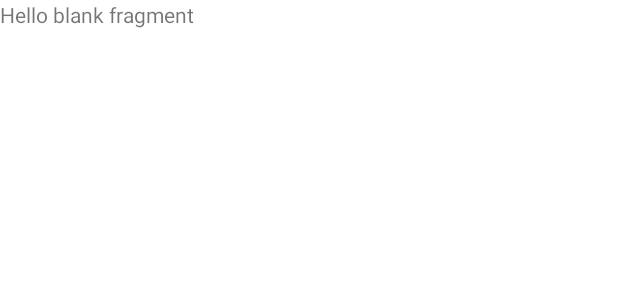
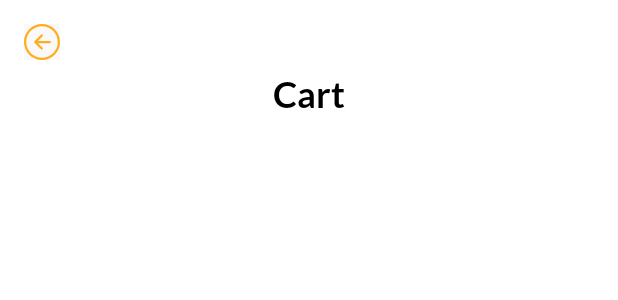
Before and after one commit to RajenderMohan/OrderEats_App, an Android app: the layout fragment_menu_bottom_sheet.xml on its own in the app's theme, with its tools: preview values and no code run, on a phone screen of 412 x 824 dp. Shown: the top 300 px of the screen. Run offline under Robolectric (Android 15) with nearby library versions, the light colour scheme and no system bars.

Commit message:
Commit 8

```diff
--- a/OrderEats/app/build.gradle.kts
+++ b/OrderEats/app/build.gradle.kts
@@ -52,6 +52,7 @@ dependencies {
     implementation(libs.androidx.navigation.ui.ktx)
     implementation(libs.androidx.fragment)
     implementation(libs.androidx.cardview)
+    implementation(libs.androidx.recyclerview)
     testImplementation(libs.junit)
     androidTestImplementation(libs.androidx.junit)
     androidTestImplementation(libs.androidx.espresso.core)
--- a/OrderEats/app/src/main/res/drawable/arrow_left_icon.xml
+++ b/OrderEats/app/src/main/res/drawable/arrow_left_icon.xml
@@ -1,5 +1,5 @@
 <vector xmlns:android="http://schemas.android.com/apk/res/android" android:height="24dp" android:viewportHeight="32" android:viewportWidth="32" android:width="24dp">
 
-    <path android:fillColor="#000000" android:fillType="evenOdd" android:pathData="M23,15L12.414,15L16.536,10.88C16.926,10.49 16.926,9.86 16.536,9.46C16.145,9.07 15.512,9.07 15.121,9.46L9.464,15.12C9.225,15.36 9.15,15.69 9.205,16C9.15,16.31 9.225,16.64 9.464,16.88L15.121,22.54C15.512,22.93 16.145,22.93 16.536,22.54C16.926,22.15 16.926,21.51 16.536,21.12L12.414,17L23,17C23.552,17 24,16.55 24,16C24,15.45 23.552,15 23,15L23,15ZM16,30C8.268,30 2,23.73 2,16C2,8.27 8.268,2 16,2C23.732,2 30,8.27 30,16C30,23.73 23.732,30 16,30L16,30ZM16,0C7.164,0 0,7.16 0,16C0,24.84 7.164,32 16,32C24.836,32 32,24.84 32,16C32,7.16 24.836,0 16,0L16,0Z" android:strokeColor="#00000000" android:strokeWidth="1"/>
+    <path android:fillColor="@color/icon_color" android:fillType="evenOdd" android:pathData="M23,15L12.414,15L16.536,10.88C16.926,10.49 16.926,9.86 16.536,9.46C16.145,9.07 15.512,9.07 15.121,9.46L9.464,15.12C9.225,15.36 9.15,15.69 9.205,16C9.15,16.31 9.225,16.64 9.464,16.88L15.121,22.54C15.512,22.93 16.145,22.93 16.536,22.54C16.926,22.15 16.926,21.51 16.536,21.12L12.414,17L23,17C23.552,17 24,16.55 24,16C24,15.45 23.552,15 23,15L23,15ZM16,30C8.268,30 2,23.73 2,16C2,8.27 8.268,2 16,2C23.732,2 30,8.27 30,16C30,23.73 23.732,30 16,30L16,30ZM16,0C7.164,0 0,7.16 0,16C0,24.84 7.164,32 16,32C24.836,32 32,24.84 32,16C32,7.16 24.836,0 16,0L16,0Z" android:strokeColor="#00000000" android:strokeWidth="1"/>
 
 </vector>
--- a/OrderEats/app/src/main/res/layout/fragment_home.xml
+++ b/OrderEats/app/src/main/res/layout/fragment_home.xml
@@ -44,11 +44,11 @@
             android:text="Populer"
             android:textSize="18sp"
             android:textStyle="bold"
-            app:layout_constraintBaseline_toBaselineOf="@+id/textView16"
+            app:layout_constraintBaseline_toBaselineOf="@+id/viewAllMenu"
             app:layout_constraintStart_toStartOf="parent" />
 
         <TextView
-            android:id="@+id/textView16"
+            android:id="@+id/viewAllMenu"
             android:layout_width="wrap_content"
             android:layout_height="wrap_content"
             android:layout_marginTop="16dp"
@@ -76,7 +76,7 @@
     android:nestedScrollingEnabled="false"
     app:layout_constraintEnd_toEndOf="parent"
     app:layout_constraintStart_toStartOf="parent"
-    app:layout_constraintTop_toBottomOf="@+id/textView16"
+    app:layout_constraintTop_toBottomOf="@+id/viewAllMenu"
     app:layout_constraintBottom_toBottomOf="parent"
     android:layout_marginBottom="16dp" />
     <!-- Optional: Add some bottom margin -->
--- a/OrderEats/app/src/main/res/layout/fragment_menu_bottom_sheet.xml
+++ b/OrderEats/app/src/main/res/layout/fragment_menu_bottom_sheet.xml
@@ -1,14 +1,38 @@
 <?xml version="1.0" encoding="utf-8"?>
-<FrameLayout xmlns:android="http://schemas.android.com/apk/res/android"
+<LinearLayout
+    xmlns:android="http://schemas.android.com/apk/res/android"
     xmlns:tools="http://schemas.android.com/tools"
     android:layout_width="match_parent"
-    android:layout_height="match_parent"
+    android:layout_height="wrap_content"
+    android:orientation="vertical"
+    android:background="@color/white"
     tools:context=".Fragment.menuBottomSheetFragment">
 
     <!-- TODO: Update blank fragment layout -->
+    <ImageButton
+        android:id="@+id/buttonBack"
+        android:layout_width="24dp"
+        android:layout_height="24dp"
+        android:layout_marginTop="16dp"
+        android:layout_marginLeft="16dp"
+        android:background="@color/transparent"
+        android:src="@drawable/arrow_left_icon"
+        />
+
     <TextView
         android:layout_width="match_parent"
         android:layout_height="match_parent"
-        android:text="@string/hello_blank_fragment" />
+        android:layout_marginTop="8dp"
+        android:gravity="center"
+        android:text="Cart"
+        android:textSize="24sp"
+        android:textColor="@color/black"
+        android:fontFamily="@font/lato_bold"
+        />
 
-</FrameLayout>
+    <androidx.recyclerview.widget.RecyclerView
+        android:id="@+id/menuRecyclerView"
+        android:layout_width="match_parent"
+        android:layout_height="match_parent" />
+
+</LinearLayout>
--- a/OrderEats/app/src/main/res/layout/populer_item.xml
+++ b/OrderEats/app/src/main/res/layout/populer_item.xml
@@ -71,7 +71,6 @@
                 android:layout_marginLeft="8dp"
                 android:scaleType="centerCrop"
                 android:src="@drawable/burger"
-
                 app:layout_constraintBottom_toBottomOf="parent"
                 app:layout_constraintStart_toStartOf="parent"
                 app:layout_constraintTop_toTopOf="parent" />
--- a/OrderEats/app/src/main/res/values/colors.xml
+++ b/OrderEats/app/src/main/res/values/colors.xml
@@ -6,4 +6,5 @@
     <color name="Start_color">#53E88b</color>
     <color name="End_color">#15BE77</color>
     <color name="transparent">#FAF8F8</color>
+    <color name="icon_color">#FEAD1D</color>
 </resources>
--- a/OrderEats/gradle/libs.versions.toml
+++ b/OrderEats/gradle/libs.versions.toml
@@ -13,6 +13,7 @@ navigationFragmentKtx = "2.9.2"
 navigationUiKtx = "2.9.2"
 fragment = "1.8.8"
 cardview = "1.0.0"
+recyclerview = "1.4.0"
 
 [libraries]
 androidx-core-ktx = { group = "androidx.core", name = "core-ktx", version.ref = "coreKtx" }
@@ -27,6 +28,7 @@ androidx-navigation-fragment-ktx = { group = "androidx.navigation", name = "navi
 androidx-navigation-ui-ktx = { group = "androidx.navigation", name = "navigation-ui-ktx", version.ref = "navigationUiKtx" }
 androidx-fragment = { group = "androidx.fragment", name = "fragment", version.ref = "fragment" }
 androidx-cardview = { group = "androidx.cardview", name = "cardview", version.ref = "cardview" }
+androidx-recyclerview = { group = "androidx.recyclerview", name = "recyclerview", version.ref = "recyclerview" }
 
 [plugins]
 android-application = { id = "com.android.application", version.ref = "agp" }
```
Also changed, not shown: OrderEats/app/src/main/java/com/rajender/ordereats/Fragment/HomeFragment.kt (+6 -2 lines), OrderEats/app/src/main/java/com/rajender/ordereats/Fragment/menuBottomSheetFragment.kt (+22 -38 lines), OrderEats/app/src/main/java/com/rajender/ordereats/adapter/MenuAdapter.kt (+30 -1 lines), OrderEats/app/src/main/res/layout/menu_item.xml (+78 -2 lines), 2 other files.
